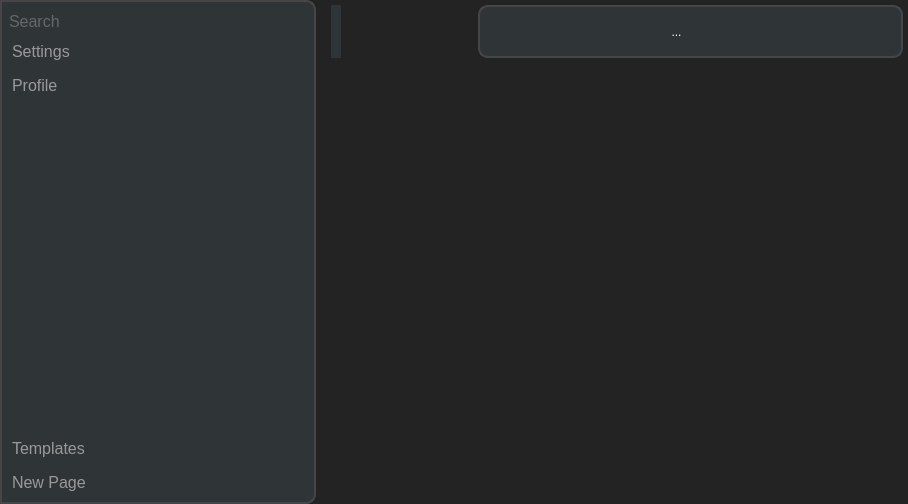
This is mainwindow.ui in alvi-khan/Marshal as Qt 5 draws it before an edit. The edited form follows.
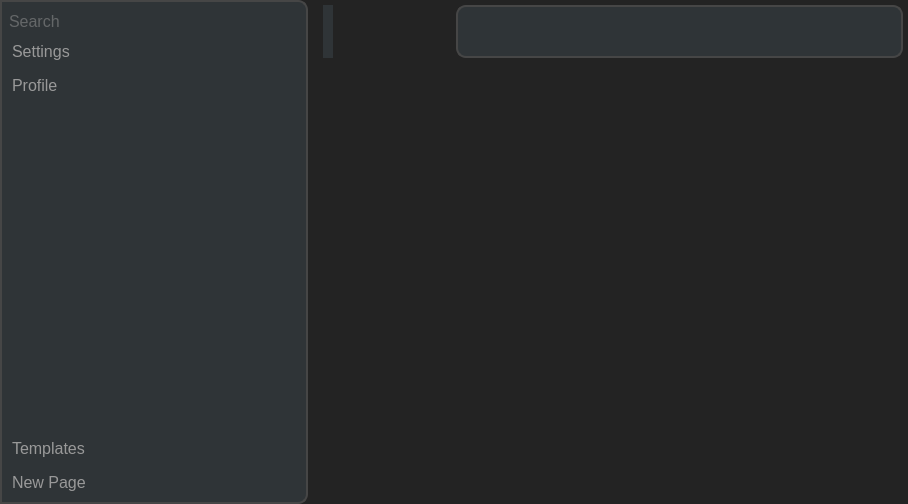
This is the edited form. Icons and pictures are not drawn. Custom widgets are drawn as their Qt base class.

```diff
--- a/mainwindow.ui
+++ b/mainwindow.ui
@@ -44,8 +44,7 @@
 QSplitter {background-color: rgb(35, 35, 35);}
 
 QFrame#mainPageFrame { color: rgb(153, 153, 153); background-color: rgb(35, 35, 35);}
-QToolButton { padding: 5px 5px 5px 5px; background-color: rgb(47, 52, 55);}
-QToolButton:hover { background-color: #3E3E3E;  }
+
 QPushButton {padding: 5px 5px 5px 5px; border-radius: 5px; background-color: rgb(47, 52, 55);}
 QPushButton:hover { background-color: #3E3E3E;  }
 
@@ -389,6 +388,14 @@
 * {
 	border-radius: 10px;
 	color: rgb(255, 255, 255);
+}
+QPushButton {
+	padding: 8px;
+}
+QToolTip {
+	border: 1px solid rgb(70, 70, 70);
+	background-color: rgb(35, 35, 35);
+	border-radius: 0px;
 }</string>
                </property>
                <property name="frameShape">
@@ -399,19 +406,19 @@
                </property>
                <layout class="QHBoxLayout" name="horizontalLayout_4" stretch="0,0,0,0,0,0,0,0">
                 <property name="spacing">
-                 <number>0</number>
+                 <number>4</number>
                 </property>
                 <property name="leftMargin">
                  <number>10</number>
                 </property>
                 <property name="topMargin">
-                 <number>5</number>
+                 <number>7</number>
                 </property>
                 <property name="rightMargin">
                  <number>10</number>
                 </property>
                 <property name="bottomMargin">
-                 <number>5</number>
+                 <number>7</number>
                 </property>
                 <item>
                  <widget class="QPushButton" name="subpageButton">
@@ -419,7 +426,7 @@
                    <string>Add Subpage</string>
                   </property>
                   <property name="styleSheet">
-                   <string notr="true">padding: 10px;</string>
+                   <string notr="true"/>
                   </property>
                   <property name="text">
                    <string/>
@@ -436,7 +443,7 @@
                    <string>Attach File</string>
                   </property>
                   <property name="styleSheet">
-                   <string notr="true">padding: 10px;</string>
+                   <string notr="true"/>
                   </property>
                   <property name="text">
                    <string/>
@@ -462,7 +469,7 @@
                    <bool>false</bool>
                   </property>
                   <property name="styleSheet">
-                   <string notr="true">padding: 10px;</string>
+                   <string notr="true"/>
                   </property>
                   <property name="inputMethodHints">
                    <set>Qt::ImhNone</set>
@@ -486,15 +493,15 @@
                  </widget>
                 </item>
                 <item>
-                 <widget class="QToolButton" name="shareButton">
+                 <widget class="QPushButton" name="shareButton">
                   <property name="toolTip">
                    <string>Share</string>
                   </property>
                   <property name="styleSheet">
-                   <string notr="true">padding: 10px;</string>
+                   <string notr="true"/>
                   </property>
                   <property name="text">
-                   <string>...</string>
+                   <string/>
                   </property>
                   <property name="icon">
                    <iconset resource="Resources.qrc">
@@ -504,11 +511,17 @@
                 </item>
                 <item>
                  <widget class="QPushButton" name="boldButton">
+                  <property name="sizePolicy">
+                   <sizepolicy hsizetype="Minimum" vsizetype="Fixed">
+                    <horstretch>0</horstretch>
+                    <verstretch>0</verstretch>
+                   </sizepolicy>
+                  </property>
                   <property name="toolTip">
                    <string>Bold</string>
                   </property>
                   <property name="styleSheet">
-                   <string notr="true">padding: 10px;</string>
+                   <string notr="true"/>
                   </property>
                   <property name="text">
                    <string/>
@@ -534,7 +547,7 @@
                    <string>Italic</string>
                   </property>
                   <property name="styleSheet">
-                   <string notr="true">padding: 10px;</string>
+                   <string notr="true"/>
                   </property>
                   <property name="text">
                    <string/>
@@ -560,7 +573,7 @@
                    <string>Underline</string>
                   </property>
                   <property name="styleSheet">
-                   <string notr="true">padding: 10px;</string>
+                   <string notr="true"/>
                   </property>
                   <property name="text">
                    <string/>
@@ -581,12 +594,12 @@
                  </widget>
                 </item>
                 <item>
-                 <widget class="QToolButton" name="calendar">
+                 <widget class="QPushButton" name="calendar">
                   <property name="toolTip">
                    <string>Add Calendar</string>
                   </property>
                   <property name="styleSheet">
-                   <string notr="true">padding: 10px;</string>
+                   <string notr="true"/>
                   </property>
                   <property name="text">
                    <string/>
@@ -663,8 +676,8 @@
                <rect>
                 <x>0</x>
                 <y>0</y>
-                <width>565</width>
-                <height>321</height>
+                <width>564</width>
+                <height>349</height>
                </rect>
               </property>
               <layout class="QVBoxLayout" name="verticalLayout_7">
```
